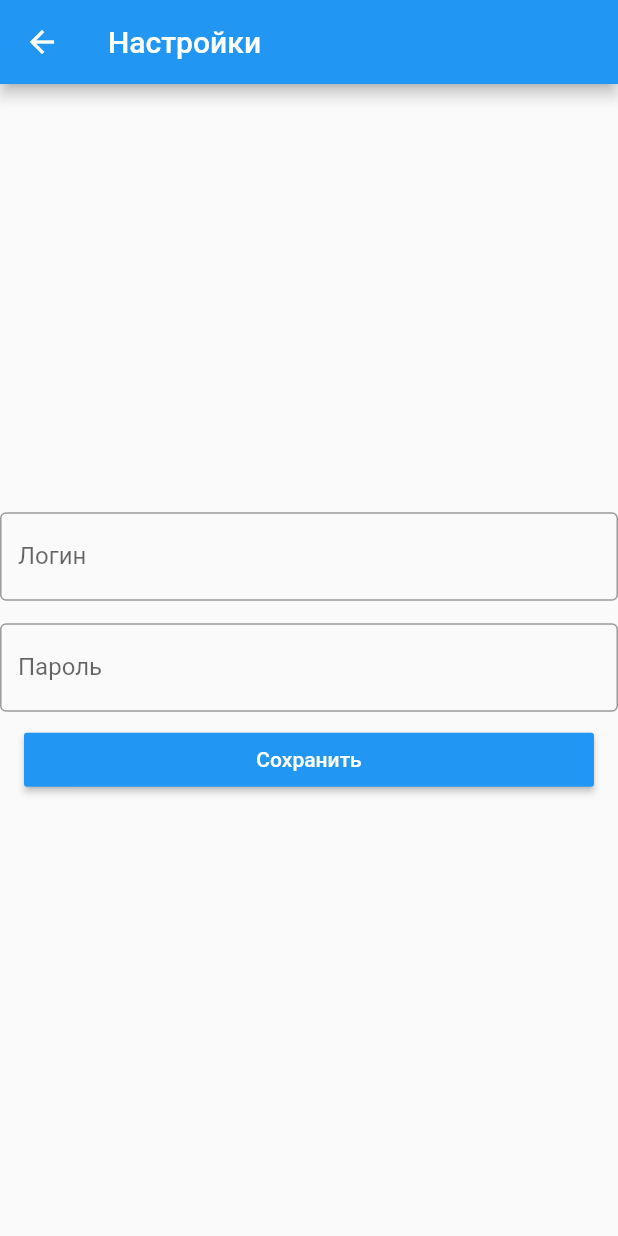
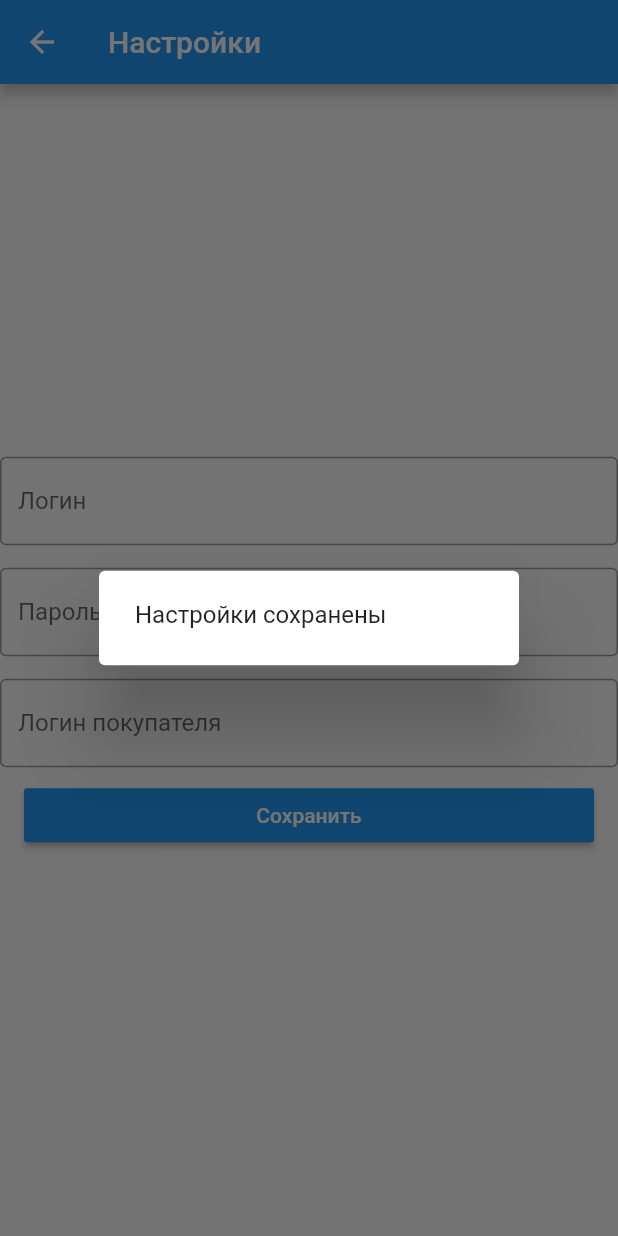
Before and after one commit to keremet/pricer_mobile_flutter, a Flutter app: the SettingsScreen screen opened directly, after a tap on "Сохранить", on a phone screen of 412 x 824 dp. Run offline on Flutter 3.47's test engine with Material 2 defaults, Android fonts, the phone set to English and light mode, and no system bars; our stand-ins replace shared_preferences; missing offline and left inert: barcode_scan; accounts and stored records are empty.

Commit message:
Реализовано сохранение настроек и чеков, а также удаление чеков, изменено расположение кнопок

```diff
--- a/lib/main.dart
+++ b/lib/main.dart
@@ -2,6 +2,9 @@ import 'package:flutter/material.dart';
 import 'dart:async';
 import 'package:barcode_scan/barcode_scan.dart';
 import 'package:flutter/services.dart';
+import 'package:shared_preferences/shared_preferences.dart';
+
+const String prop_buyer_login = "buyer_login";
 
 void main() => runApp(MyApp());
 
@@ -47,13 +50,36 @@ class MyHomePage extends StatefulWidget {
 
 class _MyHomePageState extends State<MyHomePage> {
   String _status = "";
+  String _buyerLogin = "";
   List<String> _scanList = List();
   int _selectedScanIdx = -1;
 
+  static const String _prop_scanlist = "scanlist";
+
+  _saveScanList() async {
+    SharedPreferences prefs = await SharedPreferences.getInstance();
+    setState(() {
+      prefs.setStringList(_prop_scanlist, _scanList);
+    });
+  }
+
   Future scan() async {
     try {
-      String barcode = await BarcodeScanner.scan();
-      setState(() => this._scanList.add(barcode));
+      String qrCode = await BarcodeScanner.scan();
+      if( _scanList.indexOf(qrCode) >=0 )
+      {
+        setState(() {
+          this._status = 'Чек есть в списке отсканированных';
+        });
+      }
+      else
+      {
+        _scanList.add(qrCode);
+        _saveScanList();
+        setState(() {
+          this._status = 'Чек отсканирован';
+        });
+      }
     } on PlatformException catch (e) {
       if (e.code == BarcodeScanner.CameraAccessDenied) {
         setState(() {
@@ -79,19 +105,34 @@ class _MyHomePageState extends State<MyHomePage> {
             + " " + part.substring(11, 13) + ":" + part.substring(13, 15);
         break;
       }
-    };
+    }
     for(var part in list) {
       if (part.startsWith("s=") && part.length > 2) {
         out += " " + part.substring(2);
         break;
       }
-    };
+    }
     return out;
+  }
+
+  _loadSettings() async {
+    SharedPreferences prefs = await SharedPreferences.getInstance();
+    setState(() {
+      _buyerLogin = (prefs.getString (prop_buyer_login ?? ""));
+      _scanList = (prefs.getStringList(_prop_scanlist) ?? List());
+    });
+  }
+
+  _deleteAll() async {
+    SharedPreferences prefs = await SharedPreferences.getInstance();
+    setState(() {
+      prefs.remove(_prop_scanlist);
+    });
   }
 
   @override
   Widget build(BuildContext context) {
-    List<String> _array = [];
+    _loadSettings();
     // This method is rerun every time setState is called, for instance as done
     // by the _incrementCounter method above.
     //
@@ -136,11 +177,11 @@ class _MyHomePageState extends State<MyHomePage> {
                     onPressed: () {},
                     child: const Text('Отправить', style: TextStyle(fontSize: 15)),
                   ),
-                  const SizedBox(width: 15),
-                  RaisedButton(
-                    onPressed: () {},
-                    child: const Text('Удалить', style: TextStyle(fontSize: 15)),
-                  ),
+                  Expanded(
+                      child: Center(
+                          child: Text(_buyerLogin, style: TextStyle(fontSize: 15))
+                      )
+                  )
                 ]
             ),
             Text(_status, textAlign: TextAlign.center,),
@@ -165,8 +206,17 @@ class _MyHomePageState extends State<MyHomePage> {
                 children: <Widget>[
                   RaisedButton(
                     onPressed: () {
-                      setState(() => this._scanList.clear());
+                      if(_selectedScanIdx == -1)
+                        return;
+                      _scanList.removeAt(_selectedScanIdx);
+                      _selectedScanIdx = -1;
+                      _saveScanList();
                     },
+                    child: const Text('Удалить', style: TextStyle(fontSize: 15)),
+                  ),
+                  const SizedBox(width: 15),
+                  RaisedButton(
+                    onPressed: _deleteAll,
                     child: const Text('Удалить все', style: TextStyle(fontSize: 15)),
                   ),
                   const SizedBox(width: 15),
@@ -195,9 +245,43 @@ class SettingsScreen extends StatefulWidget {
 }
 
 class _SettingsState extends State<SettingsScreen> {
+  static const String _prop_login = "login";
+  static const String _prop_passwd = "passwd";
+
   @override
   initState() {
     super.initState();
+    _loadSettings();
+  }
+
+  var loginTxt = new TextEditingController();
+  var passwdTxt = new TextEditingController();
+  var buyerLoginTxt = new TextEditingController();
+
+  _loadSettings() async {
+    SharedPreferences prefs = await SharedPreferences.getInstance();
+    setState(() {
+      loginTxt.text = (prefs.getString (_prop_login) ?? "");
+      passwdTxt.text = (prefs.getString (_prop_passwd) ?? "");
+      buyerLoginTxt.text = (prefs.getString (prop_buyer_login) ?? "");
+    });
+  }
+
+  _saveSettings() async {
+    SharedPreferences prefs = await SharedPreferences.getInstance();
+    prefs.setString(_prop_login, loginTxt.text);
+    prefs.setString(_prop_passwd, passwdTxt.text);
+    prefs.setString(prop_buyer_login, buyerLoginTxt.text);
+    return showDialog(
+      context: context,
+      builder: (context) {
+        return AlertDialog(
+          // Retrieve the text the that user has entered by using the
+          // TextEditingController.
+          content: Text("Настройки сохранены"),
+        );
+      },
+    );
   }
 
   @override
@@ -212,6 +296,7 @@ class _SettingsState extends State<SettingsScreen> {
             crossAxisAlignment: CrossAxisAlignment.stretch,
             children: <Widget>[
               TextField(
+                controller: loginTxt,
                 decoration: InputDecoration(
                   border: OutlineInputBorder(),
                   labelText: 'Логин',
@@ -219,10 +304,19 @@ class _SettingsState extends State<SettingsScreen> {
               ),
               const SizedBox(height: 15),
               TextField(
+                controller: passwdTxt,
                 obscureText: true,
                 decoration: InputDecoration(
                   border: OutlineInputBorder(),
                   labelText: 'Пароль',
+                ),
+              ),
+              const SizedBox(height: 15),
+              TextField(
+                controller: buyerLoginTxt,
+                decoration: InputDecoration(
+                  border: OutlineInputBorder(),
+                  labelText: 'Логин покупателя',
                 ),
               ),
               Padding(
@@ -231,7 +325,9 @@ class _SettingsState extends State<SettingsScreen> {
                     color: Colors.blue,
                     textColor: Colors.white,
                     splashColor: Colors.blueGrey,
-                    onPressed: () {},
+                    onPressed: () {
+                      _saveSettings();
+                    },
                     child: const Text('Сохранить')
                 ),
               )
--- a/pubspec.yaml
+++ b/pubspec.yaml
@@ -20,6 +20,7 @@ dependencies:
   # Use with the CupertinoIcons class for iOS style icons.
   cupertino_icons: ^0.1.2
   barcode_scan: ^0.0.4
+  shared_preferences: ^0.5.1
 
 dev_dependencies:
   flutter_test:
```
